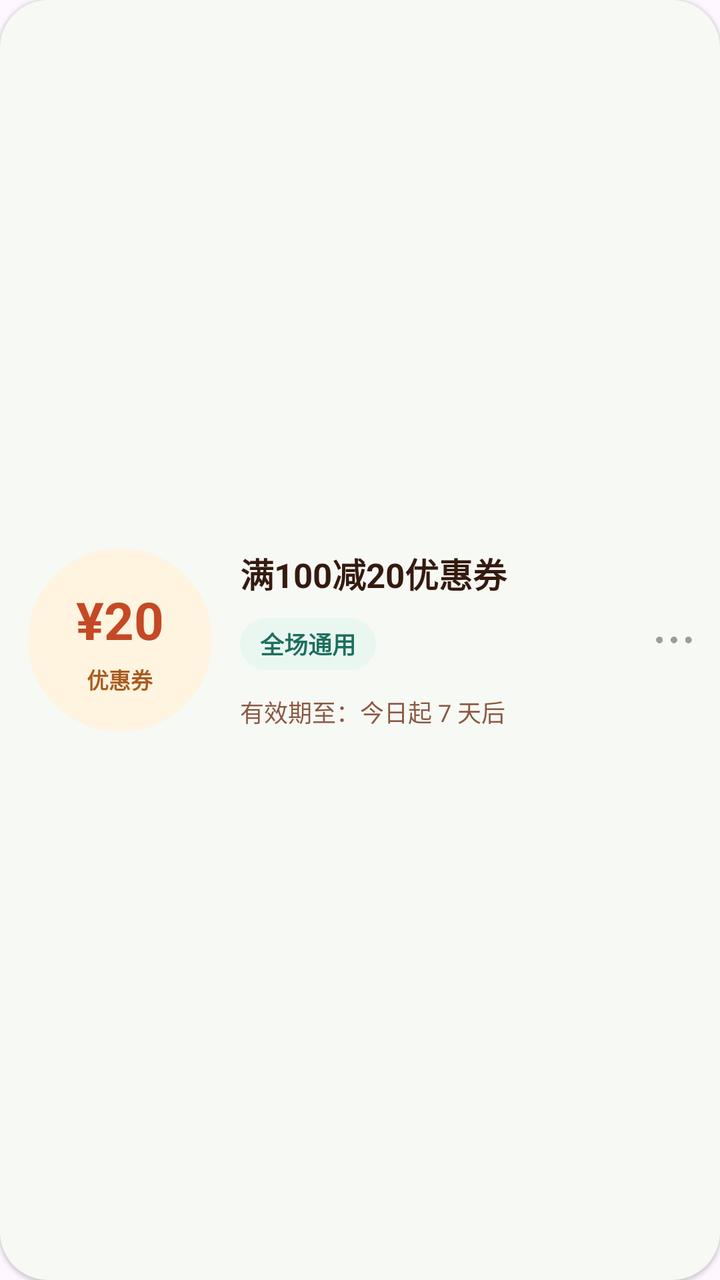
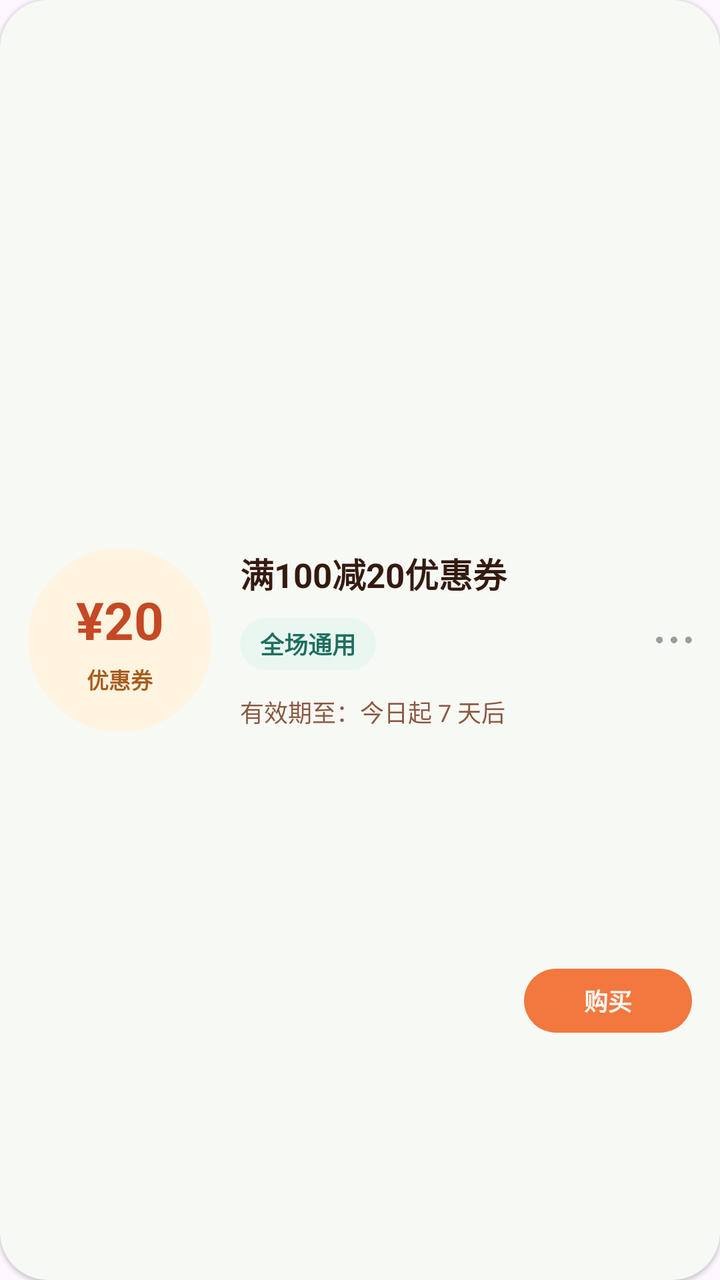

Screens rendered from an Android XML layout before and after an edit, with the pre-edit source and the edit as a unified diff.
<!-- AndroidManifest.xml: application theme Theme.GrabThisForMe -->
<!-- res/layout/rv_coupon_list_item.xml -->
<?xml version="1.0" encoding="utf-8"?>
<layout xmlns:android="http://schemas.android.com/apk/res/android"
    xmlns:app="http://schemas.android.com/apk/res-auto">

    <androidx.constraintlayout.widget.ConstraintLayout
        android:layout_width="match_parent"
        android:layout_height="wrap_content"
        android:layout_marginVertical="6dp"
        android:background="@drawable/bg_order_list_surface"
        android:elevation="1dp"
        android:foreground="?attr/selectableItemBackground"
        android:padding="14dp">

        <LinearLayout
            android:id="@+id/coupon_badge"
            android:layout_width="92dp"
            android:layout_height="92dp"
            android:background="@drawable/bg_chip_warm"
            android:gravity="center"
            android:orientation="vertical"
            app:layout_constraintBottom_toBottomOf="parent"
            app:layout_constraintStart_toStartOf="parent"
            app:layout_constraintTop_toTopOf="parent">

            <TextView
                android:id="@+id/tv_coupon_denomination"
                android:layout_width="wrap_content"
                android:layout_height="wrap_content"
                android:text="¥20"
                android:textColor="#C44924"
                android:textSize="26sp"
                android:textStyle="bold" />

            <TextView
                android:layout_width="wrap_content"
                android:layout_height="wrap_content"
                android:layout_marginTop="4dp"
                android:text="优惠券"
                android:textColor="#A85B1F"
                android:textSize="11sp"
                android:textStyle="bold" />
        </LinearLayout>

        <TextView
            android:id="@+id/tv_coupon_title"
            android:layout_width="0dp"
            android:layout_height="wrap_content"
            android:layout_marginStart="14dp"
            android:layout_marginEnd="8dp"
            android:ellipsize="end"
            android:maxLines="1"
            android:text="满100减20优惠券"
            android:textColor="#351A10"
            android:textSize="17sp"
            android:textStyle="bold"
            app:layout_constraintEnd_toStartOf="@+id/iv_more"
            app:layout_constraintStart_toEndOf="@id/coupon_badge"
            app:layout_constraintTop_toTopOf="@id/coupon_badge" />

        <TextView
            android:id="@+id/tv_coupon_type"
            android:layout_width="wrap_content"
            android:layout_height="26dp"
            android:layout_marginStart="14dp"
            android:layout_marginTop="10dp"
            android:background="@drawable/bg_chip_mint"
            android:gravity="center"
            android:paddingStart="10dp"
            android:paddingEnd="10dp"
            android:text="全场通用"
            android:textColor="#1D6F5E"
            android:textSize="12sp"
            android:textStyle="bold"
            app:layout_constraintStart_toEndOf="@id/coupon_badge"
            app:layout_constraintTop_toBottomOf="@id/tv_coupon_title" />

        <TextView
            android:id="@+id/tv_coupon_expire"
            android:layout_width="0dp"
            android:layout_height="wrap_content"
            android:layout_marginStart="14dp"
            android:layout_marginTop="12dp"
            android:layout_marginEnd="8dp"
            android:ellipsize="end"
            android:maxLines="2"
            android:text="有效期至：今日起 7 天后"
            android:textColor="#8B5940"
            android:textSize="12sp"
            app:layout_constraintEnd_toStartOf="@+id/iv_more"
            app:layout_constraintStart_toEndOf="@id/coupon_badge"
            app:layout_constraintTop_toBottomOf="@id/tv_coupon_type" />

        <ImageView
            android:id="@+id/iv_more"
            android:layout_width="18dp"
            android:layout_height="18dp"
            android:alpha="0.45"
            android:src="@drawable/ic_more"
            app:layout_constraintBottom_toBottomOf="parent"
            app:layout_constraintEnd_toEndOf="parent"
            app:layout_constraintTop_toTopOf="parent" />
    </androidx.constraintlayout.widget.ConstraintLayout>
</layout>
<!-- resources referenced by this layout -->
<resources>
  <!-- drawable bg_chip_mint (drawable) -->
  ﻿<?xml version="1.0" encoding="utf-8"?>
  <shape xmlns:android="http://schemas.android.com/apk/res/android">
      <solid android:color="#EAF7F1" />
      <corners android:radius="999dp" />
  </shape>
  <!-- drawable bg_chip_warm (drawable) -->
  ﻿<?xml version="1.0" encoding="utf-8"?>
  <shape xmlns:android="http://schemas.android.com/apk/res/android">
      <solid android:color="#FFF4E0" />
      <corners android:radius="999dp" />
  </shape>
  <!-- drawable bg_order_list_surface (drawable) -->
  ﻿<?xml version="1.0" encoding="utf-8"?>
  <shape xmlns:android="http://schemas.android.com/apk/res/android">
      <solid android:color="#F7F9F5" />
      <corners android:radius="24dp" />
  </shape>
  <!-- drawable ic_more: png bitmap (drawable, 4291 bytes) -->
  <style name="Theme.GrabThisForMe" parent="Base.Theme.GrabThisForMe" />
  <style name="Base.Theme.GrabThisForMe" parent="Theme.Material3.DayNight.NoActionBar">
          
          
      </style>
</resources>

<!-- the commit's change to res/layout/rv_coupon_list_item.xml (unified diff, before → after) -->
@@ -86,9 +86,27 @@
             android:text="有效期至：今日起 7 天后"
             android:textColor="#8B5940"
             android:textSize="12sp"
-            app:layout_constraintEnd_toStartOf="@+id/iv_more"
+            app:layout_constraintEnd_toEndOf="parent"
             app:layout_constraintStart_toEndOf="@id/coupon_badge"
             app:layout_constraintTop_toBottomOf="@id/tv_coupon_type" />
+
+        <TextView
+            android:id="@+id/tv_coupon_action"
+            android:layout_width="wrap_content"
+            android:layout_height="32dp"
+            android:layout_marginTop="10dp"
+            android:background="@drawable/bg_primary_pill_orange"
+            android:gravity="center"
+            android:minWidth="84dp"
+            android:paddingStart="12dp"
+            android:paddingEnd="12dp"
+            android:text="购买"
+            android:textColor="#FFFFFF"
+            android:textSize="12sp"
+            android:textStyle="bold"
+            app:layout_constraintBottom_toBottomOf="parent"
+            app:layout_constraintEnd_toEndOf="parent"
+            app:layout_constraintTop_toBottomOf="@id/tv_coupon_expire" />
 
         <ImageView
             android:id="@+id/iv_more"
<!-- resource entries referenced after the edit -->
@@ -18,6 +18,12 @@
       <solid android:color="#F7F9F5" />
       <corners android:radius="24dp" />
   </shape>
+  <!-- drawable bg_primary_pill_orange (drawable) -->
+  ﻿<?xml version="1.0" encoding="utf-8"?>
+  <shape xmlns:android="http://schemas.android.com/apk/res/android">
+      <solid android:color="#F2783E" />
+      <corners android:radius="999dp" />
+  </shape>
   <!-- drawable ic_more: png bitmap (drawable, 4291 bytes) -->
   <style name="Theme.GrabThisForMe" parent="Base.Theme.GrabThisForMe" />
   <style name="Base.Theme.GrabThisForMe" parent="Theme.Material3.DayNight.NoActionBar">
